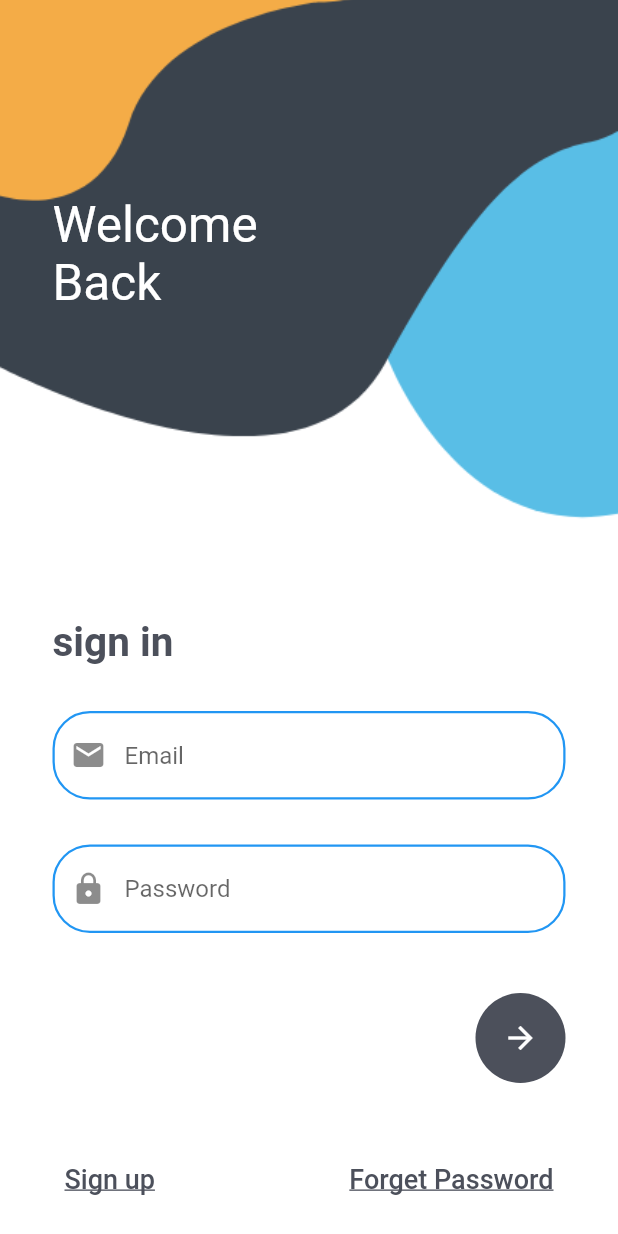
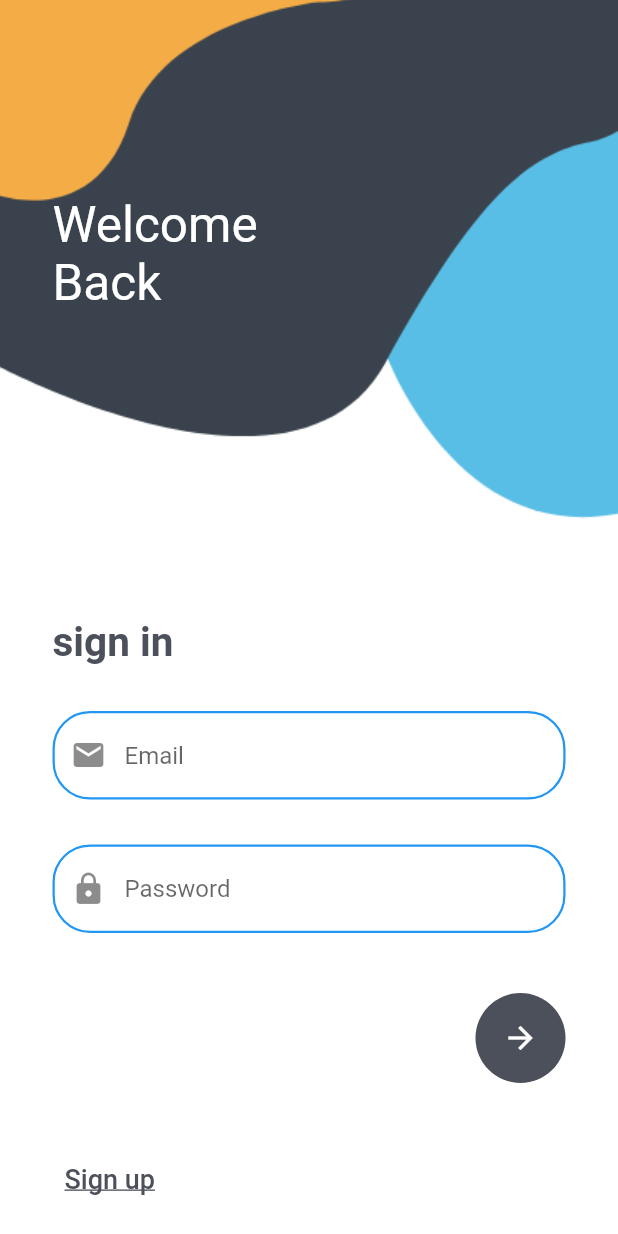
Before and after one commit to QuronXZ/Instaglone, a Flutter app: the screen it shows after launch, on a phone screen of 412 x 824 dp. Run offline on Flutter 3.47's test engine with Material 2 defaults, Android fonts, the phone set to English and light mode, and no system bars; our stand-ins replace cloud_firestore, firebase_auth, firebase_core, firebase_storage, flutter_easyloading, flutter_image_compress and 4 more; missing offline and left inert: firestore_search; accounts and stored records are empty.

Commit message:
removing forget password from login

```diff
--- a/lib/login.dart
+++ b/lib/login.dart
@@ -137,7 +137,7 @@ class _LoginState extends State<MyLogin> {
                         TextButton(
                             onPressed: () {},
                             child: Text(
-                              'Forget Password',
+                              '',
                               style: TextStyle(
                                 decoration: TextDecoration.underline,
                                 fontSize: 18,
```
